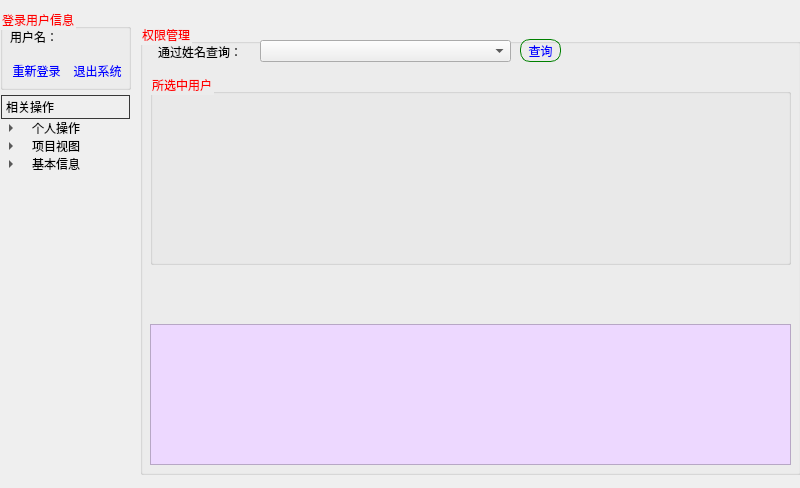
crawler-john/graduationProject, file SoftwareProManagement/mainwindow.ui: the form before one commit.
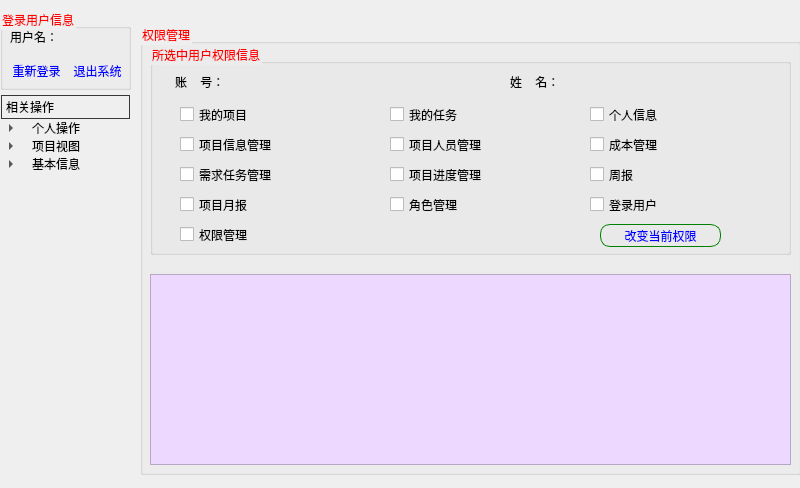
The form after the commit. The open tabs and pages were chosen to show the change. Icons and pictures are not drawn.

```diff
--- a/SoftwareProManagement/mainwindow.ui
+++ b/SoftwareProManagement/mainwindow.ui
@@ -5716,47 +5716,13 @@
       <property name="title">
        <string>权限管理</string>
       </property>
-      <widget class="QPushButton" name="BtnPermManagerSelection">
-       <property name="geometry">
-        <rect>
-         <x>380</x>
-         <y>15</y>
-         <width>41</width>
-         <height>23</height>
-        </rect>
-       </property>
-       <property name="styleSheet">
-        <string notr="true">border: 1px solid green;
-border-radius:10px;
-</string>
-       </property>
-       <property name="text">
-        <string>查询</string>
-       </property>
-      </widget>
-      <widget class="QLabel" name="label_117">
-       <property name="geometry">
-        <rect>
-         <x>18</x>
-         <y>20</y>
-         <width>91</width>
-         <height>16</height>
-        </rect>
-       </property>
-       <property name="styleSheet">
-        <string notr="true"/>
-       </property>
-       <property name="text">
-        <string>通过姓名查询：</string>
-       </property>
-      </widget>
       <widget class="QTableWidget" name="tablePerm">
        <property name="geometry">
         <rect>
          <x>10</x>
-         <y>300</y>
+         <y>250</y>
          <width>641</width>
-         <height>141</height>
+         <height>191</height>
         </rect>
        </property>
       </widget>
@@ -5764,13 +5730,20 @@
        <property name="geometry">
         <rect>
          <x>10</x>
-         <y>50</y>
+         <y>20</y>
          <width>641</width>
-         <height>191</height>
+         <height>211</height>
         </rect>
        </property>
+       <property name="styleSheet">
+        <string notr="true">QCheckBox{
+font: 75 11pt &quot;黑体&quot;;
+}
+
+</string>
+       </property>
        <property name="title">
-        <string>所选中用户</string>
+        <string>所选中用户权限信息</string>
        </property>
        <widget class="QLabel" name="MonthlyName_9">
         <property name="geometry">
@@ -5798,17 +5771,277 @@
          <string/>
         </property>
        </widget>
+       <widget class="QCheckBox" name="myProject">
+        <property name="geometry">
+         <rect>
+          <x>30</x>
+          <y>60</y>
+          <width>101</width>
+          <height>21</height>
+         </rect>
+        </property>
+        <property name="text">
+         <string>我的项目</string>
+        </property>
+       </widget>
+       <widget class="QCheckBox" name="myTask">
+        <property name="geometry">
+         <rect>
+          <x>240</x>
+          <y>60</y>
+          <width>101</width>
+          <height>21</height>
+         </rect>
+        </property>
+        <property name="text">
+         <string>我的任务</string>
+        </property>
+       </widget>
+       <widget class="QCheckBox" name="setinfo">
+        <property name="geometry">
+         <rect>
+          <x>440</x>
+          <y>60</y>
+          <width>101</width>
+          <height>21</height>
+         </rect>
+        </property>
+        <property name="text">
+         <string>个人信息</string>
+        </property>
+       </widget>
+       <widget class="QCheckBox" name="proStaffManage">
+        <property name="geometry">
+         <rect>
+          <x>240</x>
+          <y>90</y>
+          <width>131</width>
+          <height>21</height>
+         </rect>
+        </property>
+        <property name="text">
+         <string>项目人员管理</string>
+        </property>
+       </widget>
+       <widget class="QCheckBox" name="CostManage">
+        <property name="geometry">
+         <rect>
+          <x>440</x>
+          <y>90</y>
+          <width>101</width>
+          <height>21</height>
+         </rect>
+        </property>
+        <property name="text">
+         <string>成本管理</string>
+        </property>
+       </widget>
+       <widget class="QCheckBox" name="proInfoManage">
+        <property name="geometry">
+         <rect>
+          <x>30</x>
+          <y>90</y>
+          <width>141</width>
+          <height>21</height>
+         </rect>
+        </property>
+        <property name="text">
+         <string>项目信息管理</string>
+        </property>
+       </widget>
+       <widget class="QCheckBox" name="WeeklyReports">
+        <property name="geometry">
+         <rect>
+          <x>440</x>
+          <y>120</y>
+          <width>101</width>
+          <height>21</height>
+         </rect>
+        </property>
+        <property name="text">
+         <string>周报</string>
+        </property>
+       </widget>
+       <widget class="QCheckBox" name="RequireTaskManage">
+        <property name="geometry">
+         <rect>
+          <x>30</x>
+          <y>120</y>
+          <width>121</width>
+          <height>21</height>
+         </rect>
+        </property>
+        <property name="text">
+         <string>需求任务管理</string>
+        </property>
+       </widget>
+       <widget class="QCheckBox" name="PlanManage">
+        <property name="geometry">
+         <rect>
+          <x>240</x>
+          <y>120</y>
+          <width>121</width>
+          <height>21</height>
+         </rect>
+        </property>
+        <property name="text">
+         <string>项目进度管理</string>
+        </property>
+       </widget>
+       <widget class="QCheckBox" name="RoleManage">
+        <property name="geometry">
+         <rect>
+          <x>240</x>
+          <y>150</y>
+          <width>101</width>
+          <height>21</height>
+         </rect>
+        </property>
+        <property name="text">
+         <string>角色管理</string>
+        </property>
+       </widget>
+       <widget class="QCheckBox" name="LoginUser">
+        <property name="geometry">
+         <rect>
+          <x>440</x>
+          <y>150</y>
+          <width>101</width>
+          <height>21</height>
+         </rect>
+        </property>
+        <property name="text">
+         <string>登录用户</string>
+        </property>
+       </widget>
+       <widget class="QCheckBox" name="MonthlyReports">
+        <property name="geometry">
+         <rect>
+          <x>30</x>
+          <y>150</y>
+          <width>101</width>
+          <height>21</height>
+         </rect>
+        </property>
+        <property name="text">
+         <string>项目月报</string>
+        </property>
+       </widget>
+       <widget class="QCheckBox" name="PermManage">
+        <property name="geometry">
+         <rect>
+          <x>30</x>
+          <y>180</y>
+          <width>101</width>
+          <height>21</height>
+         </rect>
+        </property>
+        <property name="text">
+         <string>权限管理</string>
+        </property>
+       </widget>
+       <widget class="QPushButton" name="BtnChangePerm">
+        <property name="geometry">
+         <rect>
+          <x>450</x>
+          <y>180</y>
+          <width>121</width>
+          <height>23</height>
+         </rect>
+        </property>
+        <property name="styleSheet">
+         <string notr="true">border: 1px solid green;
+border-radius:10px;
+</string>
+        </property>
+        <property name="text">
+         <string>改变当前权限</string>
+        </property>
+       </widget>
+       <widget class="QLabel" name="perminfo">
+        <property name="geometry">
+         <rect>
+          <x>320</x>
+          <y>180</y>
+          <width>121</width>
+          <height>21</height>
+         </rect>
+        </property>
+        <property name="styleSheet">
+         <string notr="true">color:rgb(255,0,0);
+font: 75 10pt &quot;黑体&quot;;</string>
+        </property>
+        <property name="text">
+         <string/>
+        </property>
+       </widget>
       </widget>
-      <widget class="QComboBox" name="comboBox_3">
-       <property name="geometry">
-        <rect>
-         <x>120</x>
-         <y>16</y>
-         <width>251</width>
-         <height>22</height>
-        </rect>
-       </property>
-      </widget>
+     </widget>
+     <widget class="QLabel" name="infoName_7">
+      <property name="geometry">
+       <rect>
+        <x>455</x>
+        <y>50</y>
+        <width>161</width>
+        <height>16</height>
+       </rect>
+      </property>
+      <property name="styleSheet">
+       <string notr="true">font: 75 11pt &quot;黑体&quot;;
+text-decoration: underline;</string>
+      </property>
+      <property name="text">
+       <string/>
+      </property>
+     </widget>
+     <widget class="QLabel" name="label_307">
+      <property name="geometry">
+       <rect>
+        <x>35</x>
+        <y>50</y>
+        <width>71</width>
+        <height>16</height>
+       </rect>
+      </property>
+      <property name="styleSheet">
+       <string notr="true">font: 75 11pt &quot;黑体&quot;;</string>
+      </property>
+      <property name="text">
+       <string>账    号：</string>
+      </property>
+     </widget>
+     <widget class="QLabel" name="infoAccount_7">
+      <property name="geometry">
+       <rect>
+        <x>120</x>
+        <y>50</y>
+        <width>161</width>
+        <height>16</height>
+       </rect>
+      </property>
+      <property name="styleSheet">
+       <string notr="true">font: 75 11pt &quot;黑体&quot;;
+text-decoration: underline;</string>
+      </property>
+      <property name="text">
+       <string/>
+      </property>
+     </widget>
+     <widget class="QLabel" name="label_308">
+      <property name="geometry">
+       <rect>
+        <x>370</x>
+        <y>50</y>
+        <width>71</width>
+        <height>16</height>
+       </rect>
+      </property>
+      <property name="styleSheet">
+       <string notr="true">font: 75 11pt &quot;黑体&quot;;</string>
+      </property>
+      <property name="text">
+       <string>姓    名：</string>
+      </property>
      </widget>
     </widget>
    </widget>
```
Left out of the diff: 23 changed lines with no effect on the pictures.
